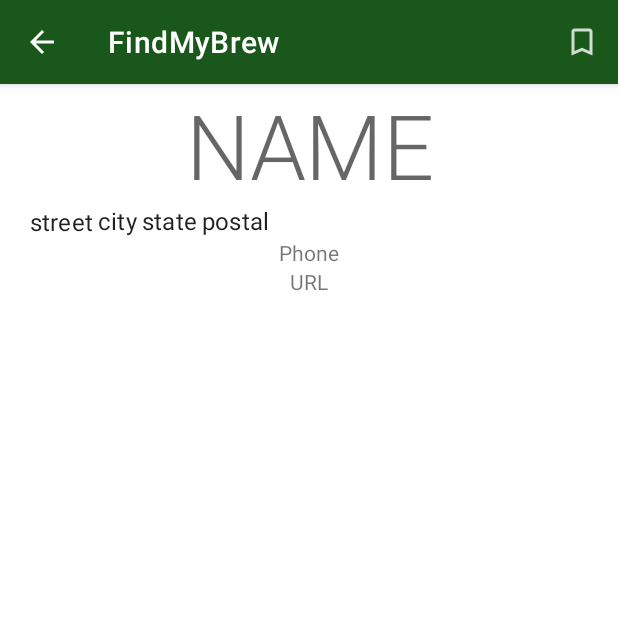
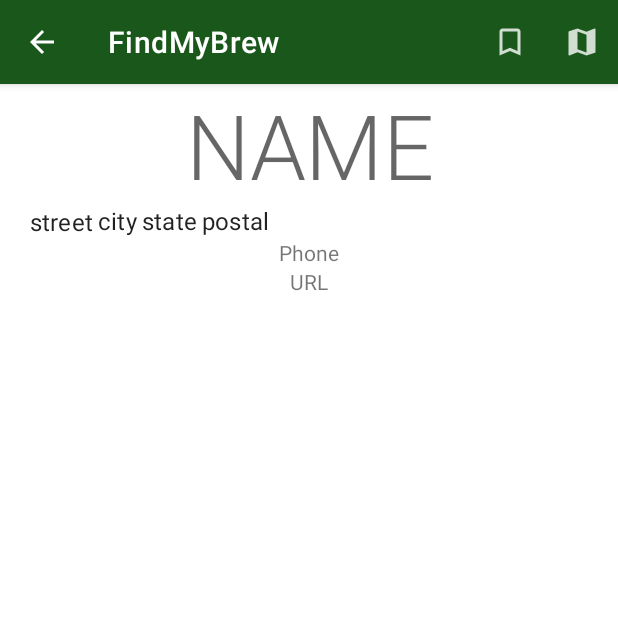
Before and after one commit to osu-cs492-w23/final-project-findmybrew, an Android app: the BreweryDetail screen opened directly, with no data from a screen before it, on a phone screen of 412 x 824 dp, the top half of it. Run offline under Robolectric (Android 15) with nearby library versions, the phone set to English and light mode, and no system bars; our stand-ins replace Room's generated code; 1 statement that could not run was skipped.

```diff
--- /dev/null
+++ b/app/src/main/res/drawable-anydpi/ic_action_map.xml
@@ -0,0 +1,11 @@
+<vector xmlns:android="http://schemas.android.com/apk/res/android"
+    android:width="24dp"
+    android:height="24dp"
+    android:viewportWidth="24"
+    android:viewportHeight="24"
+    android:tint="#FFFFFF"
+    android:alpha="0.8">
+  <path
+      android:fillColor="@android:color/white"
+      android:pathData="M20.5,3l-0.16,0.03L15,5.1 9,3 3.36,4.9c-0.21,0.07 -0.36,0.25 -0.36,0.48V20.5c0,0.28 0.22,0.5 0.5,0.5l0.16,-0.03L9,18.9l6,2.1 5.64,-1.9c0.21,-0.07 0.36,-0.25 0.36,-0.48V3.5c0,-0.28 -0.22,-0.5 -0.5,-0.5zM15,19l-6,-2.11V5l6,2.11V19z"/>
+</vector>
--- a/app/src/main/res/layout/activity_brewery_detail.xml
+++ b/app/src/main/res/layout/activity_brewery_detail.xml
@@ -2,6 +2,7 @@
 <androidx.constraintlayout.widget.ConstraintLayout xmlns:android="http://schemas.android.com/apk/res/android"
     xmlns:app="http://schemas.android.com/apk/res-auto"
     xmlns:tools="http://schemas.android.com/tools"
+    android:id="@+id/constraint_layout"
     android:layout_width="match_parent"
     android:layout_height="match_parent"
     tools:context=".ui.BreweryDetail">
--- a/app/src/main/res/menu/activity_brewery_detail.xml
+++ b/app/src/main/res/menu/activity_brewery_detail.xml
@@ -9,4 +9,10 @@
         android:checkable="true"
         app:showAsAction="ifRoom"/>
 
+    <item
+        android:id="@+id/action_map"
+        android:title="@string/action_map_title"
+        android:icon="@drawable/ic_action_map"
+        app:showAsAction="ifRoom" />
+
 </menu>
--- a/app/src/main/res/values/strings.xml
+++ b/app/src/main/res/values/strings.xml
@@ -4,8 +4,13 @@
     <string name="loading_error">Unable to fetch brewery data. Error message: %1$s</string>
 
     <string name="action_bookmark">Bookmark this brewery</string>
+    <string name="action_map_title">View brewery location in map</string>
 
     <string name="search_hint">Enter a brewery...</string>
     <string name="search">Search</string>
 
+    <string name="geo_uri">geo:%1$f,%2$f?z=%3$d</string>
+
+    <string name="action_map_error">No app was found to map the brewery location.  Please install a maps app on your device and try again.</string>
+
 </resources>
```
Also changed, not shown: app/src/main/java/com/example/findmybrew/ui/BreweryDetail.kt (+28 -0 lines), app/src/main/res/drawable-hdpi/ic_action_map.png (added), app/src/main/res/drawable-mdpi/ic_action_map.png (added), app/src/main/res/drawable-xhdpi/ic_action_map.png (added), app/src/main/res/drawable-xxhdpi/ic_action_map.png (added).
